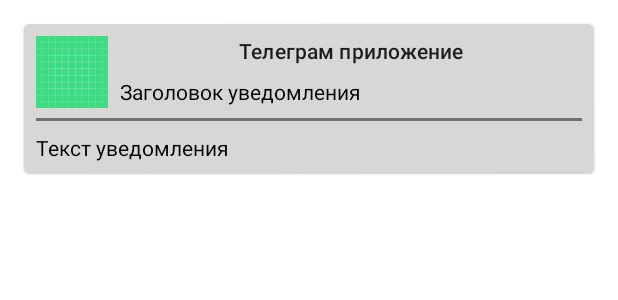
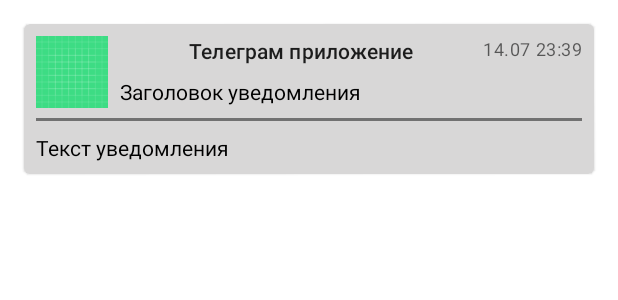
Before and after one commit to Burtsev-Ivan/PushKeeper, an Android app: the layout item_notification.xml on its own in the app's theme, with its tools: preview values and no code run, on a phone screen of 412 x 824 dp. Shown: the top 300 px of the screen. Run offline under Robolectric (Android 15) with nearby library versions, the phone set to English and light mode, and no system bars.

Commit message:
Добавлено время уведомления

```diff
--- a/app/src/main/java/ru/burtsev/push_keeper/App.kt
+++ b/app/src/main/java/ru/burtsev/push_keeper/App.kt
@@ -2,7 +2,6 @@ package ru.burtsev.push_keeper
 
 import android.app.Application
 import org.koin.android.ext.koin.androidContext
-import org.koin.android.ext.koin.androidLogger
 import org.koin.core.context.startKoin
 import ru.burtsev.push_keeper.presentation.di.appModule
 
@@ -16,7 +15,7 @@ class App : Application() {
     private fun initKoin() {
         startKoin {
             androidContext(this@App)
-            androidLogger()
+//            androidLogger() // todo не работает с версией котлина 1.5
             modules(appModule)
         }
     }
--- a/app/src/main/java/ru/burtsev/push_keeper/presentation/adapter/NotificationAdapter.kt
+++ b/app/src/main/java/ru/burtsev/push_keeper/presentation/adapter/NotificationAdapter.kt
@@ -7,6 +7,7 @@ import android.view.ViewGroup
 import androidx.recyclerview.widget.RecyclerView
 import ru.burtsev.push_keeper.data.NotificationEntity
 import ru.burtsev.push_keeper.databinding.ItemNotificationBinding
+import java.text.SimpleDateFormat
 
 
 class NotificationAdapter : RecyclerView.Adapter<NotificationViewHolder>() {
@@ -36,13 +37,14 @@ class NotificationAdapter : RecyclerView.Adapter<NotificationViewHolder>() {
 
 class NotificationViewHolder(private val binding: ItemNotificationBinding) : RecyclerView.ViewHolder(binding.root) {
 
+    private val formatter: SimpleDateFormat = SimpleDateFormat("dd.MM HH:mm:ss")
+
     fun bind(notification: NotificationEntity) {
         binding.tvApplicationName.text = notification.appName
         binding.tvTitle.text = notification.title
         binding.tvText.text = notification.text
+        binding.tvTime.text = formatter.format(notification.time)
         binding.imgAppIcon.setImageDrawable(getAppIcon(notification.packages))
-
-
     }
 
     private fun getAppIcon(packageName: String): Drawable? {
--- a/app/src/main/res/layout/item_notification.xml
+++ b/app/src/main/res/layout/item_notification.xml
@@ -5,8 +5,8 @@
     xmlns:tools="http://schemas.android.com/tools"
     android:layout_width="match_parent"
     android:layout_height="wrap_content"
-    app:cardBackgroundColor="#D8D7D7"
-    android:layout_margin="16dp">
+    android:layout_margin="16dp"
+    app:cardBackgroundColor="#D8D7D7">
 
     <androidx.constraintlayout.widget.ConstraintLayout
         android:layout_width="match_parent"
@@ -22,13 +22,23 @@
             app:layout_constraintTop_toTopOf="parent" />
 
         <TextView
+            android:id="@+id/tv_time"
+            android:layout_width="0dp"
+            android:layout_height="wrap_content"
+            android:gravity="center"
+            android:textAppearance="@style/TextAppearance.MaterialComponents.Caption"
+            app:layout_constraintEnd_toEndOf="parent"
+            app:layout_constraintTop_toTopOf="parent"
+            tools:text="14.07 23:39" />
+
+        <TextView
             android:id="@+id/tv_application_name"
             android:layout_width="0dp"
             android:layout_height="wrap_content"
             android:layout_marginStart="8dp"
             android:gravity="center"
             android:textAppearance="@style/TextAppearance.MaterialComponents.Subtitle2"
-            app:layout_constraintEnd_toEndOf="parent"
+            app:layout_constraintEnd_toStartOf="@+id/tv_time"
             app:layout_constraintStart_toEndOf="@+id/img_app_icon"
             app:layout_constraintTop_toTopOf="parent"
             tools:text="Телеграм приложение" />
```
Also changed, not shown: app/src/main/java/ru/burtsev/push_keeper/NotificationListenerService.kt (+13 -4 lines), app/src/main/java/ru/burtsev/push_keeper/data/NotificationEntity.kt (+26 -2 lines).
